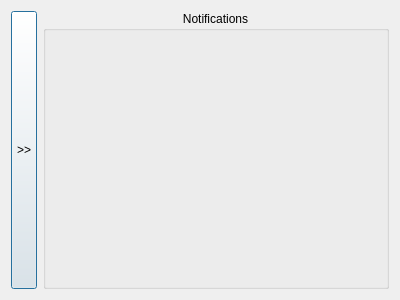
Old version of the form notipanel.ui in the repository rdiaz002/MessageRelay-Software.
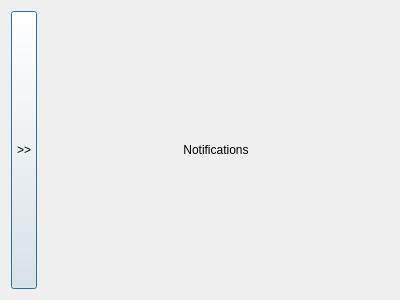
New version of the form.

```diff
--- a/notipanel.ui
+++ b/notipanel.ui
@@ -40,27 +40,51 @@
     </widget>
    </item>
    <item>
-    <widget class="QGroupBox" name="groupBox">
+    <widget class="QScrollArea" name="scrollArea">
+     <property name="frameShape">
+      <enum>QFrame::NoFrame</enum>
+     </property>
+     <property name="lineWidth">
+      <number>1</number>
+     </property>
+     <property name="widgetResizable">
+      <bool>true</bool>
+     </property>
+     <widget class="QWidget" name="scrollAreaWidgetContents">
+      <property name="geometry">
+       <rect>
+        <x>0</x>
+        <y>0</y>
+        <width>348</width>
+        <height>282</height>
+       </rect>
+      </property>
+      <layout class="QVBoxLayout" name="verticalLayout_2">
+       <item>
+        <layout class="QVBoxLayout" name="verticalLayout">
+         <property name="spacing">
+          <number>0</number>
+         </property>
+         <item>
+          <widget class="QLabel" name="label">
      <property name="sizePolicy">
-      <sizepolicy hsizetype="Preferred" vsizetype="Preferred">
+            <sizepolicy hsizetype="Preferred" vsizetype="Fixed">
        <horstretch>0</horstretch>
        <verstretch>0</verstretch>
       </sizepolicy>
      </property>
-     <property name="title">
+           <property name="text">
       <string>Notifications</string>
      </property>
      <property name="alignment">
       <set>Qt::AlignHCenter|Qt::AlignTop</set>
      </property>
-     <property name="flat">
-      <bool>true</bool>
-     </property>
-     <layout class="QVBoxLayout" name="verticalLayout">
-      <property name="sizeConstraint">
-       <enum>QLayout::SetDefaultConstraint</enum>
-      </property>
-     </layout>
+          </widget>
+         </item>
+        </layout>
+       </item>
+      </layout>
+     </widget>
     </widget>
    </item>
   </layout>
```
Lines whose indentation alone changed are shown as unchanged.
